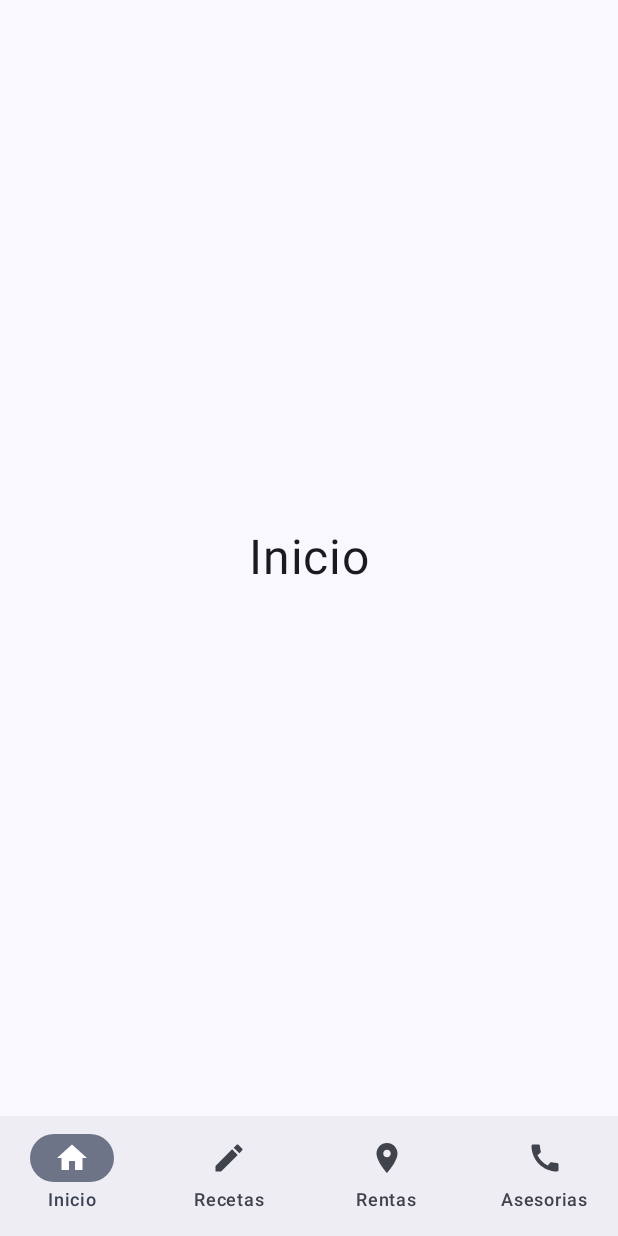
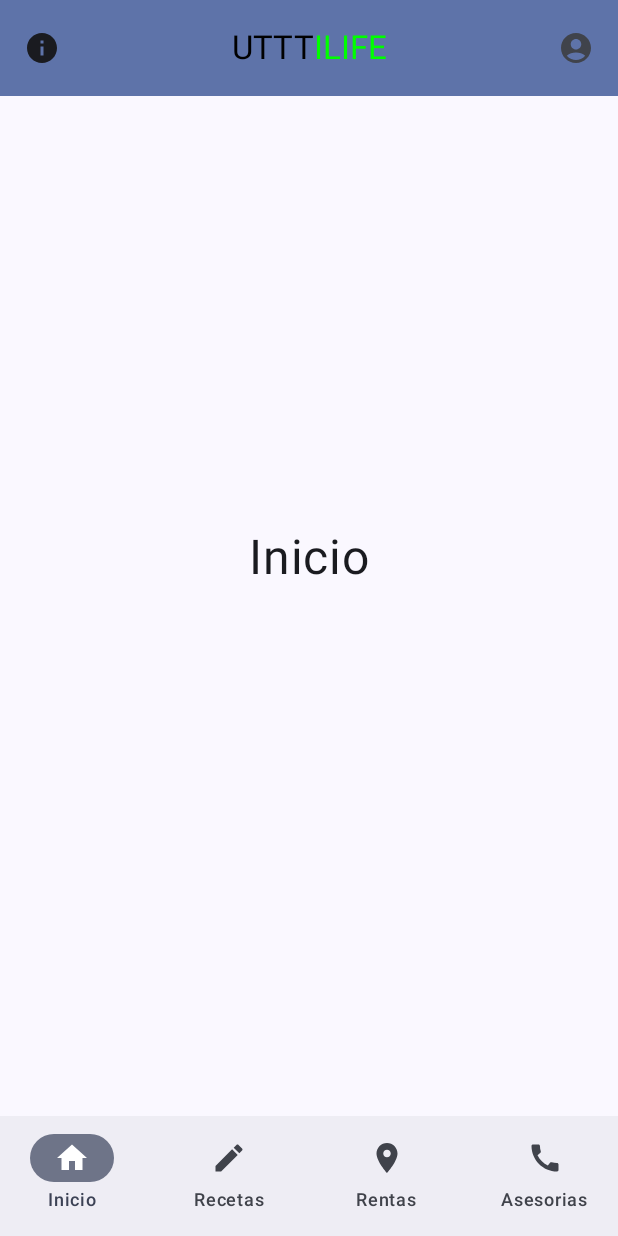
Before and after one commit to Fernando-Leon/utttilife-main, an Android app built with Jetpack Compose: the screen it shows after launch (MainActivity), on a phone screen of 412 x 824 dp. Run offline under Robolectric (Android 15) with nearby library versions, the phone set to English and light mode, and no system bars.

Commit message:
Implementacion de la top app bar

```diff
--- a/app/src/main/java/com/example/utttilife/MainActivity.kt
+++ b/app/src/main/java/com/example/utttilife/MainActivity.kt
@@ -6,21 +6,36 @@ import androidx.activity.compose.setContent
 import androidx.compose.foundation.Image
 import androidx.compose.foundation.layout.Arrangement
 import androidx.compose.foundation.layout.Column
+import androidx.compose.foundation.layout.PaddingValues
 import androidx.compose.foundation.layout.Row
 import androidx.compose.foundation.layout.fillMaxSize
 import androidx.compose.foundation.layout.fillMaxWidth
 import androidx.compose.foundation.layout.height
 import androidx.compose.foundation.layout.padding
 import androidx.compose.foundation.layout.size
+import androidx.compose.foundation.lazy.LazyColumn
+import androidx.compose.material.icons.Icons
+import androidx.compose.material.icons.filled.ArrowBack
+import androidx.compose.material.icons.filled.Menu
+import androidx.compose.material3.CenterAlignedTopAppBar
+import androidx.compose.material3.ExperimentalMaterial3Api
+import androidx.compose.material3.Icon
+import androidx.compose.material3.IconButton
 import androidx.compose.material3.MaterialTheme
+import androidx.compose.material3.MediumTopAppBar
+import androidx.compose.material3.Scaffold
 import androidx.compose.material3.Surface
 import androidx.compose.material3.Text
+import androidx.compose.material3.TopAppBarDefaults
+import androidx.compose.material3.rememberTopAppBarState
 import androidx.compose.runtime.Composable
 import androidx.compose.ui.Alignment
 import androidx.compose.ui.Modifier
 import androidx.compose.ui.graphics.Color
+import androidx.compose.ui.input.nestedscroll.nestedScroll
 import androidx.compose.ui.res.painterResource
 import androidx.compose.ui.text.font.FontWeight
+import androidx.compose.ui.text.style.TextOverflow
 import androidx.compose.ui.tooling.preview.Preview
 import androidx.compose.ui.unit.dp
 import androidx.compose.ui.unit.sp
@@ -38,35 +53,86 @@ class MainActivity : ComponentActivity() {
                     modifier = Modifier.fillMaxSize(),
                     color = MaterialTheme.colorScheme.background
                 ) {
-                    AppNavigation()
+                    AppScaffold()
                 }
             }
         }
     }
 }
 
+
+@OptIn(ExperimentalMaterial3Api::class)
 @Composable
-fun TopBar(){
-    Row (
-        modifier = Modifier
-            .fillMaxWidth()
-            .padding(10.dp)
-            .height(50.dp),
-        horizontalArrangement = Arrangement.SpaceAround,
-        verticalAlignment = Alignment.CenterVertically
+fun AppScaffold() {
+    val scrollBehavior = TopAppBarDefaults.enterAlwaysScrollBehavior(rememberTopAppBarState())
 
-    ) {
-        Image(
-            painter = painterResource(id = R.drawable.info_icon),
-            modifier = Modifier.size(30.dp, 30.dp),
-            contentDescription = null)
-        Row {
-            Text(text = "UTTT", color = Color.Green, fontSize = 30.sp, fontWeight = FontWeight.Black)
-            Text(text = "ILIFE", fontSize = 30.sp, fontWeight = FontWeight.Black)
-        }
-        Image(
-            painter = painterResource(id = R.drawable.acount_icon),
-            modifier = Modifier.size(30.dp, 30.dp),
-            contentDescription = null)
+    Scaffold(
+        modifier = Modifier.nestedScroll(scrollBehavior.nestedScrollConnection),
+        topBar = {
+            CenterAlignedTopAppBar(
+                colors = TopAppBarDefaults.topAppBarColors(
+                    containerColor = MaterialTheme.colorScheme.primaryContainer,
+                    titleContentColor = MaterialTheme.colorScheme.primary,
+                ),
+                title = {
+                    Row {
+                        Text(
+                            "UTTT",
+                            maxLines = 1,
+                            overflow = TextOverflow.Ellipsis,
+                            color = Color.Black
+                        )
+                        Text(
+                            "ILIFE",
+                            maxLines = 1,
+                            overflow = TextOverflow.Ellipsis,
+                            color = Color.Green
+                        )
+                    }
+                },
+                navigationIcon = {
+                    IconButton(onClick = { /* do something */ }) {
+                        Icon(
+                            painter = painterResource(id = R.drawable.info_icon),
+                            contentDescription = "Localized description"
+                        )
+                    }
+                },
+                actions = {
+                    IconButton(onClick = { /* do something */ }) {
+                        Icon(
+                            painter = painterResource(id = R.drawable.acount_icon),
+                            contentDescription = "Localized description"
+                        )
+                    }
+                },
+                scrollBehavior = scrollBehavior
+            )
+        },
+    ) { innerPadding ->
+        AppContent(innerPadding)
     }
 }
+
+@Composable
+fun ScrollContent(innerPadding: PaddingValues) {
+    val range = 1..100
+
+    LazyColumn(
+        modifier = Modifier
+            .fillMaxSize(),
+        contentPadding = innerPadding,
+        verticalArrangement = Arrangement.spacedBy(8.dp)
+    ) {
+        items(range.count()) { index ->
+            Text(text = "- List item number ${index + 1}")
+        }
+    }
+}
+
+
+@Composable
+fun AppContent(innerPadding: PaddingValues) {
+    ScrollContent(innerPadding)
+    AppNavigation()
+}
```
